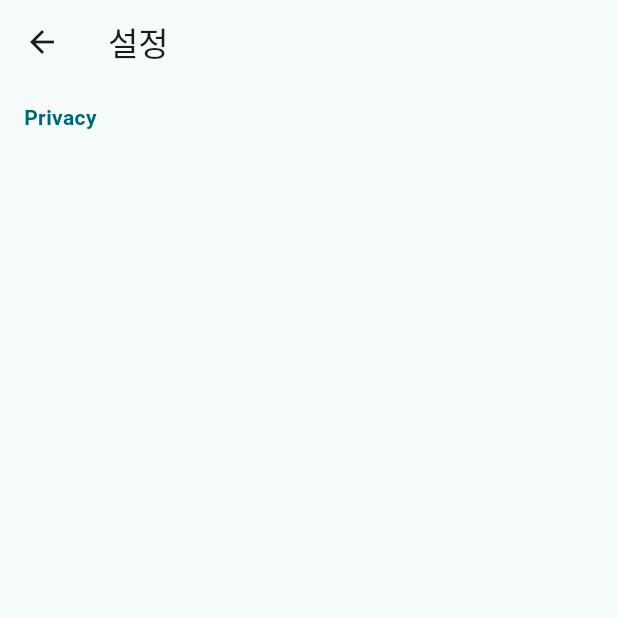
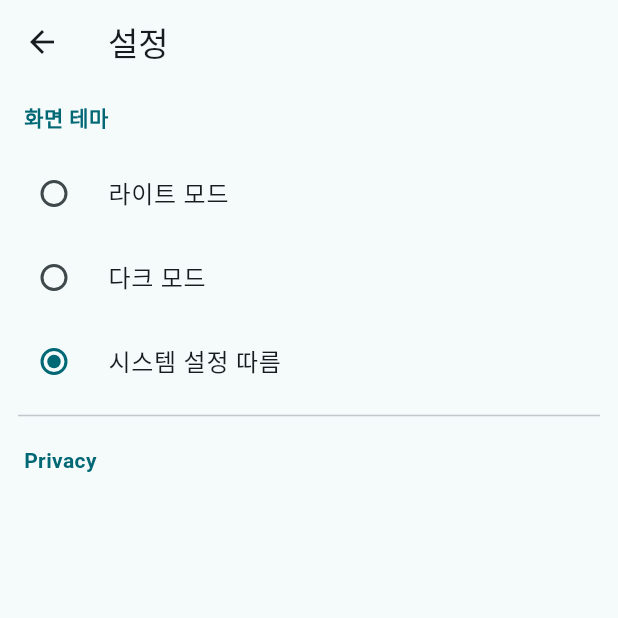
Before and after one commit to doanddo-bsh/harmonypracticereal, a Flutter app: the SettingPage screen opened directly, on a phone screen of 412 x 824 dp, the top half of it. Run offline on Flutter 3.47's test engine with Material 3 defaults, Android fonts, the phone set to English and light mode, and no system bars; our stand-ins replace auto_size_text, firebase_analytics, firebase_core, flutter_screenutil, google_mobile_ads, lottie and 2 more; missing offline and left inert: app_tracking_transparency, async_preferences, music_notes, numerus; accounts and stored records are empty.

Commit message:
feat: 라이트/다크/시스템 테마 선택 설정 추가 (Phase 3 Task 5 후속)
Task 5 가 themeMode 를 ThemeMode.system 으로 못박아 두어, 다크 기기를
쓰는 사용자는 다음 릴리스에서 빠져나갈 방법 없이 다크 앱을 받게 된다.
설정에서 직접 고르고, 그 선택이 유지되도록 한다.

- core/theme/theme_mode_controller.dart 신규
  · ThemeModePreference: shared_preferences 로 저장/복원.
    키는 'settings.themeMode', 값은 'light'/'dark'/'system' 문자열.
    enum index 를 쓰지 않는 이유는 파일 주석 참고.
    UMP 의 IABTCF_* 를 읽는 async_preferences 와는 용도가 다르므로
    섞지 않는다.
  · ThemeModeController: 선택된 ThemeMode 를 들고 알리는 ChangeNotifier.
    CounterClass 와 같은 provider 패턴이다. 스스로 비동기 로딩을 하지
    않고 초기값을 주입받는다.

- main.dart 가 runApp() 전에 저장값을 읽어 HarmonyApp 에 넘긴다.
  runApp 전에는 Flutter 가 프레임을 그리지 않으므로 첫 프레임부터 최종
  테마다 — 라이트→다크 깜빡임이 생길 자리가 없다.

- app.dart 의 하드코딩된 ThemeMode.system 을 컨트롤러 값으로 교체.
  ChangeNotifierProvider 가 둘이 되어 MultiProvider 로 바꿨고,
  MaterialApp 만 다시 그리도록 Consumer 로 감쌌다.

- settings_page.dart 에 '화면 테마' 섹션 추가. 기존 'Privacy' 헤더와
  같은 모양이고 나머지는 손대지 않았다. RadioListTile 의
  groupValue/onChanged 는 deprecated 라 RadioGroup 을 쓴다.

색 값은 하나도 바꾸지 않았다. flutter analyze 129 issues / 0 errors 유지,
flutter test 125/125 (기존 104 + 신규 21).

Co-Authored-By: Claude Opus 5 <noreply@anthropic.com>
Claude-Session: https://claude.ai/code/session_01NwRhjqLBda4ikWV4eccCWd

```diff
--- a/lib/app.dart
+++ b/lib/app.dart
@@ -4,6 +4,7 @@ import 'package:flutter_screenutil/flutter_screenutil.dart';
 import 'package:provider/provider.dart';
 
 import 'package:harmonypracticereal/core/theme/app_theme.dart';
+import 'package:harmonypracticereal/core/theme/theme_mode_controller.dart';
 import 'package:harmonypracticereal/domain/quiz/quiz_session.dart';
 import 'package:harmonypracticereal/ui/loading/loading_page.dart';
 
@@ -12,7 +13,16 @@ import 'package:harmonypracticereal/ui/loading/loading_page.dart';
 /// StatefulWidget 인 이유는 [FirebaseAnalyticsObserver] 를 한 번만 만들기
 /// 위해서다. 예전 코드는 build 마다 새로 만들었다.
 class HarmonyApp extends StatefulWidget {
-  const HarmonyApp({super.key});
+  const HarmonyApp({
+    super.key,
+    this.initialThemeMode = ThemeModePreference.defaultThemeMode,
+  });
+
+  /// `main()` 이 첫 프레임 **전에** 디스크에서 읽어 넘겨주는 값.
+  ///
+  /// 여기서 비동기로 읽지 않는 이유가 곧 '깜빡임이 없는' 이유다.
+  /// [MaterialApp] 은 첫 build 에서 이미 확정된 [ThemeMode] 를 받는다.
+  final ThemeMode initialThemeMode;
 
   @override
   State<HarmonyApp> createState() => _HarmonyAppState();
@@ -26,17 +36,26 @@ class _HarmonyAppState extends State<HarmonyApp> {
 
   @override
   Widget build(BuildContext context) {
-    return ChangeNotifierProvider(
-      create: (_) => CounterClass(),
+    return MultiProvider(
+      providers: [
+        ChangeNotifierProvider(create: (_) => CounterClass()),
+        ChangeNotifierProvider(
+          create: (_) => ThemeModeController(initial: widget.initialThemeMode),
+        ),
+      ],
       child: ScreenUtilInit(
         designSize: const Size(375, 844),
-        builder: (context, child) => MaterialApp(
+        // Consumer 는 MaterialApp 만 다시 그리기 위한 것이다. 설정에서
+        // 테마를 바꾸면 여기부터 아래가 새 ThemeData 로 다시 칠해진다.
+        builder: (context, child) => Consumer<ThemeModeController>(
+          child: child,
+          builder: (context, themeModeController, child) => MaterialApp(
             title: 'itervalpractice',
             debugShowCheckedModeBanner: false,
             navigatorObservers: [_analyticsObserver],
             theme: AppTheme.light,
             darkTheme: AppTheme.dark,
-          themeMode: ThemeMode.system,
+            themeMode: themeModeController.themeMode,
             builder: (context, child) => MediaQuery(
               // 사용자 글자 크기 설정이 악보 레이아웃을 깨뜨리므로 고정한다.
               data: MediaQuery.of(context)
@@ -45,6 +64,7 @@ class _HarmonyAppState extends State<HarmonyApp> {
             ),
             home: child,
           ),
+        ),
         child: const LoadingPage(),
       ),
     );
--- /dev/null
+++ b/lib/core/theme/theme_mode_controller.dart
@@ -0,0 +1,105 @@
+import 'package:flutter/material.dart';
+import 'package:shared_preferences/shared_preferences.dart';
+
+/// 테마 설정값의 저장·복원.
+///
+/// **왜 `shared_preferences` 이고 `async_preferences` 가 아닌가.**
+/// `async_preferences` 는 UMP SDK 가 네이티브 쪽에서 직접 써 넣는
+/// `IABTCF_*` 키를 Dart 에서 **읽기만** 하려고 쓰는 통로다
+/// (`settings_page` / `home_page` 의 `IABTCF_gdprApplies`).
+/// 이 값은 우리가 쓰고 우리가 읽는 앱 설정이므로 플랫폼 표준 저장소를
+/// 그대로 쓰는 `shared_preferences` 가 맞다.
+class ThemeModePreference {
+  ThemeModePreference._();
+
+  /// 저장 키.
+  ///
+  /// 디스크에 실제로 남는 이름은 `flutter.settings.themeMode` 다 —
+  /// `shared_preferences` 가 모든 키에 `flutter.` 접두사를 붙인다
+  /// (Android 는 `FlutterSharedPreferences` XML, iOS 는 NSUserDefaults).
+  /// UMP 의 `IABTCF_*` 는 접두사 없는 기본 저장소에 있으므로 충돌하지 않는다.
+  static const String key = 'settings.themeMode';
+
+  /// 저장된 값이 없거나 알아볼 수 없을 때 쓰는 값.
+  ///
+  /// 시스템 설정을 따르는 것이 테마 설정의 관례적 기대다. 이 값을 바꾸면
+  /// **이미 설치된 사용자 전원**의 첫 실행 외형이 바뀐다 (아직 아무도
+  /// 이 키를 저장한 적이 없기 때문이다).
+  static const ThemeMode defaultThemeMode = ThemeMode.system;
+
+  /// enum 의 `index` 가 아니라 문자열로 적는다.
+  /// index 는 Flutter 가 `ThemeMode` 에 값을 추가하거나 순서를 바꾸면
+  /// 저장된 값이 조용히 다른 뜻이 된다 — 마이그레이션 없이 외형이 뒤집힌다.
+  static String encode(ThemeMode mode) => switch (mode) {
+        ThemeMode.light => 'light',
+        ThemeMode.dark => 'dark',
+        ThemeMode.system => 'system',
+      };
+
+  /// 모르는 문자열과 `null` 은 전부 [defaultThemeMode] 로 떨어뜨린다.
+  static ThemeMode decode(String? raw) => switch (raw) {
+        'light' => ThemeMode.light,
+        'dark' => ThemeMode.dark,
+        'system' => ThemeMode.system,
+        _ => defaultThemeMode,
+      };
+
+  /// 디스크에서 읽는다. 실패하면 [defaultThemeMode].
+  ///
+  /// 이 호출은 `main()` 이 `runApp()` **전에** await 한다. 여기서 던지면
+  /// 앱이 아예 뜨지 않으므로 어떤 예외도 밖으로 내보내지 않는다.
+  static Future<ThemeMode> load() async {
+    try {
+      final preferences = await SharedPreferences.getInstance();
+      return decode(preferences.getString(key));
+    } catch (_) {
+      return defaultThemeMode;
+    }
+  }
+
+  /// 디스크에 쓴다. 성공 여부를 돌려준다.
+  ///
+  /// 실패해도 화면은 이미 바뀐 뒤다 — 다음 실행에서 기본값으로 돌아가는
+  /// 것 말고는 영향이 없으므로 사용자에게 알리지 않는다.
+  static Future<bool> save(ThemeMode mode) async {
+    try {
+      final preferences = await SharedPreferences.getInstance();
+      return await preferences.setString(key, encode(mode));
+    } catch (_) {
+      return false;
+    }
+  }
+}
+
+/// 지금 선택된 [ThemeMode] 를 들고 있고, 바뀌면 알린다.
+///
+/// **왜 `lib/core/theme/` 인가.** `lib/domain/` 은 화성학과 퀴즈 진행처럼
+/// 이 앱이 무엇을 가르치는지에 대한 지식을 담는다 (`CounterClass` 도
+/// 푼 문제 수라는 퀴즈 상태다). 테마 선택은 그 어느 쪽도 아니고,
+/// [AppTheme] 이 만든 두 [ThemeData] 중 무엇을 쓸지 고르는 표현 계층
+/// 배선이다. 이미 같은 디렉터리에 [AppColors]·[AppTheme] 이 있으므로
+/// '테마'라는 한 관심사를 한 폴더에 둔다.
+///
+/// 값의 **초기치는 생성자로 주입받는다.** 스스로 비동기 로딩을 시작하지
+/// 않는 것이 핵심이다 — 자세한 이유는 [ThemeModePreference.load] 와
+/// `main()` 주석 참고.
+class ThemeModeController extends ChangeNotifier {
+  ThemeModeController({
+    ThemeMode initial = ThemeModePreference.defaultThemeMode,
+  }) : _themeMode = initial;
+
+  ThemeMode _themeMode;
+
+  ThemeMode get themeMode => _themeMode;
+
+  /// 선택을 바꾸고 저장한다. 같은 값이면 아무것도 하지 않는다
+  /// (라디오를 다시 눌렀다고 트리 전체를 다시 그릴 이유가 없다).
+  Future<void> setThemeMode(ThemeMode mode) async {
+    if (mode == _themeMode) return;
+    _themeMode = mode;
+    // 화면을 먼저 바꾸고 저장은 그 뒤에 한다. 디스크 쓰기를 기다리는 동안
+    // 라디오가 굳어 보이면 안 된다.
+    notifyListeners();
+    await ThemeModePreference.save(mode);
+  }
+}
--- a/lib/ui/settings/settings_page.dart
+++ b/lib/ui/settings/settings_page.dart
@@ -1,7 +1,9 @@
 
 import 'package:async_preferences/async_preferences.dart';
 import 'package:harmonypracticereal/core/consent/consent_service.dart';
+import 'package:harmonypracticereal/core/theme/theme_mode_controller.dart';
 import 'package:flutter/material.dart';
+import 'package:provider/provider.dart';
 
 
 class SettingPage extends StatefulWidget {
@@ -27,6 +29,69 @@ class _SettingPageState extends State<SettingPage> {
     return await preferences.getInt('IABTCF_gdprApplies') == 1;
   }
 
+  /// 테마 선택 섹션.
+  ///
+  /// 헤더 모양('Privacy' 와 같은 padding·primaryColor·bold)과 ListTile 계열
+  /// 항목이라는 점을 아래 기존 섹션과 맞췄다. 페이지의 나머지는 건드리지 않았다.
+  ///
+  /// [Consumer] 를 쓰는 이유: 선택이 바뀌면 이 섹션만 다시 그리면 되고,
+  /// 실제 테마 적용은 `app.dart` 의 MaterialApp 이 맡는다.
+  Widget _themeSection(BuildContext context) {
+    return Consumer<ThemeModeController>(
+      builder: (context, themeModeController, _) => Column(
+        mainAxisSize: MainAxisSize.min,
+        // ListView 의 다른 항목처럼 가로를 꽉 채워야 헤더가 왼쪽에 붙는다.
+        crossAxisAlignment: CrossAxisAlignment.stretch,
+        children: [
+          Container(
+            padding: const EdgeInsets.only(
+              left: 16.0,
+              top: 12.0,
+              right: 16.0,
+              bottom: 12.0,
+            ),
+            child: Text(
+              '화면 테마',
+              style: TextStyle(
+                color: Theme.of(context).primaryColor,
+                fontWeight: FontWeight.bold,
+              ),
+            ),
+          ),
+          // 선택 상태와 콜백은 RadioGroup 이 쥔다. RadioListTile 자체의
+          // groupValue/onChanged 는 Flutter 3.32 에서 deprecated 되었고
+          // analysis_options 가 deprecated_member_use 를 warning 으로
+          // 올려 두었으므로 쓰지 않는다.
+          RadioGroup<ThemeMode>(
+            groupValue: themeModeController.themeMode,
+            onChanged: (mode) {
+              if (mode != null) {
+                themeModeController.setThemeMode(mode);
+              }
+            },
+            child: const Column(
+              mainAxisSize: MainAxisSize.min,
+              children: [
+                RadioListTile<ThemeMode>(
+                  value: ThemeMode.light,
+                  title: Text('라이트 모드'),
+                ),
+                RadioListTile<ThemeMode>(
+                  value: ThemeMode.dark,
+                  title: Text('다크 모드'),
+                ),
+                RadioListTile<ThemeMode>(
+                  value: ThemeMode.system,
+                  title: Text('시스템 설정 따름'),
+                ),
+              ],
+            ),
+          ),
+        ],
+      ),
+    );
+  }
+
   @override
   Widget build(BuildContext context) {
     return Scaffold(
@@ -38,6 +103,11 @@ class _SettingPageState extends State<SettingPage> {
             builder: (context, snapshot) {
               return ListView(
                 children: [
+                  _themeSection(context),
+                  const Divider(
+                    indent: 12.0,
+                    endIndent: 12.0,
+                  ),
                   //   Container(
                   //   padding: const EdgeInsets.only(
                   //     left: 16.0,
```
Also changed, not shown: lib/main.dart (+14 -1 lines), 2 other files. Lines whose indentation alone changed are shown as unchanged.
